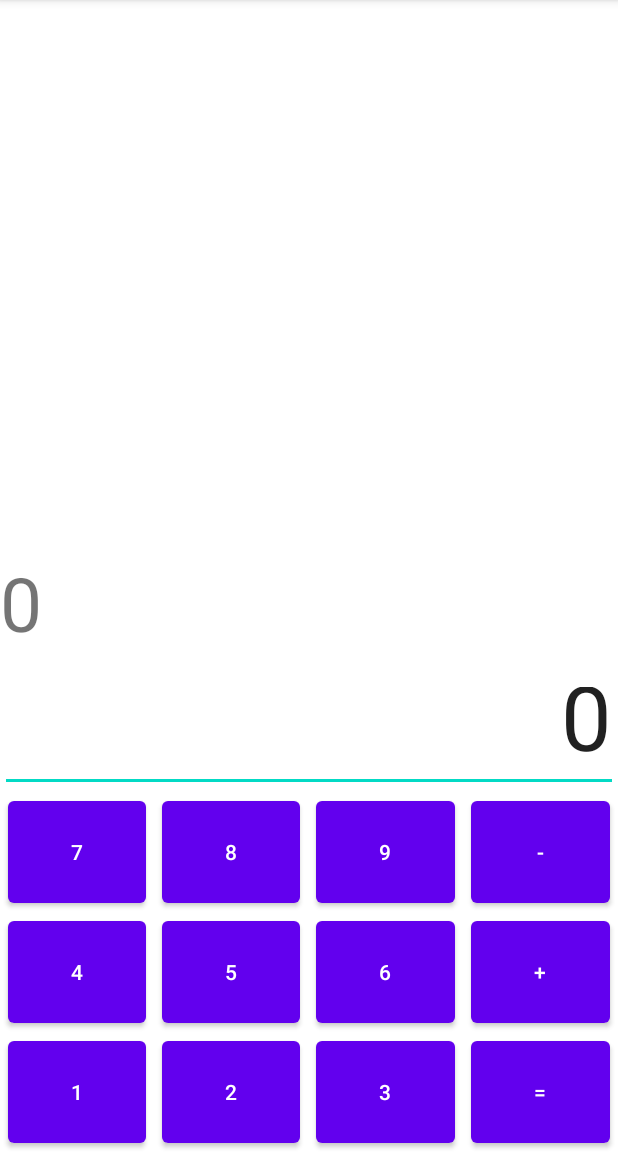
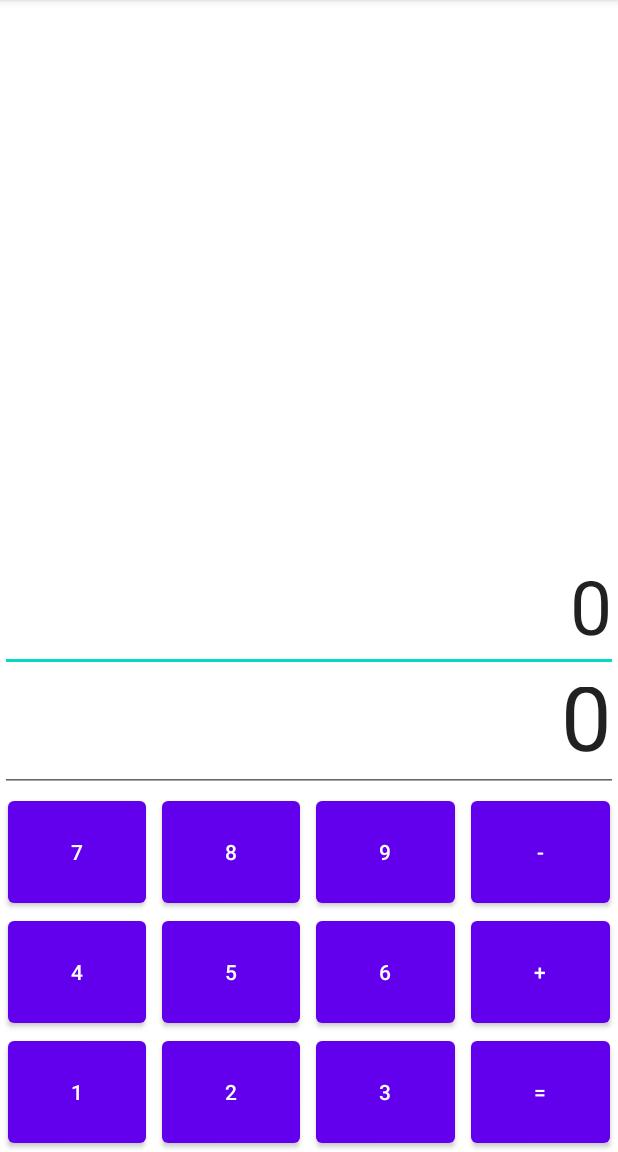
Before and after one commit to rckash/CalculatorApp, an Android app: the screen it shows after launch (MainActivity), on a phone screen of 412 x 824 dp, the part 84-1236 px from its top. Run offline under Robolectric (Android 15) with nearby library versions, the phone set to English and light mode, and no system bars.

Commit message:
The main and secondary displays are working. Next update would be focused on the calculation logic.

```diff
--- a/app/src/main/java/com/example/calculatorapp/MainActivity.kt
+++ b/app/src/main/java/com/example/calculatorapp/MainActivity.kt
@@ -2,11 +2,9 @@ package com.example.calculatorapp
 
 import androidx.appcompat.app.AppCompatActivity
 import android.os.Bundle
-import android.view.View
+import android.text.Selection.*
 import android.widget.Button
-import android.widget.TextView
-import androidx.core.content.res.TypedArrayUtils.getText
-import org.w3c.dom.Text
+import android.widget.EditText
 
 class MainActivity : AppCompatActivity() {
 
@@ -14,7 +12,11 @@ class MainActivity : AppCompatActivity() {
         super.onCreate(savedInstanceState)
         setContentView(R.layout.activity_main)
 
-        var computeDisplay: TextView = findViewById(R.id.computeDisplay)
+        val mainDisplay: EditText = findViewById(R.id.mainDisplay)
+        mainDisplay.showSoftInputOnFocus = false
+        val secondaryDisplay: EditText = findViewById(R.id.secondaryDisplay)
+        secondaryDisplay.showSoftInputOnFocus = false
+
         val button1: Button = findViewById(R.id.button1)
         val button2: Button = findViewById(R.id.button2)
         val button3: Button = findViewById(R.id.button3)
@@ -32,27 +34,32 @@ class MainActivity : AppCompatActivity() {
 
         button1.setOnClickListener {
             inputDisplay = inputDisplay + "1"
-            computeDisplay.text = inputDisplay
+            mainDisplay.setText(inputDisplay)
         }
 
         button2.setOnClickListener {
             inputDisplay = inputDisplay + "2"
-            computeDisplay.text = inputDisplay
+            mainDisplay.setText(inputDisplay)
         }
 
         buttonAdd.setOnClickListener {
-            computeDisplay.text = "+"
+            if (inputDisplay.endsWith("+")) {
+
+            }
+            else {
+                inputDisplay = inputDisplay + "+"
+                mainDisplay.setText(inputDisplay)
+            }
+
+            secondaryDisplay.setText(inputDisplay)
+            inputDisplay = ""
+            mainDisplay.setText("")
         }
 
         buttonEqual.setOnClickListener {
-            computeDisplay.text = "="
+            inputDisplay = inputDisplay + "="
+            mainDisplay.setText(inputDisplay)
         }
 
-
     }
-
-//    fun updateText (String: compute) {
-//
-//    }
-
-}
+    }
--- a/app/src/main/res/layout/activity_main.xml
+++ b/app/src/main/res/layout/activity_main.xml
@@ -11,13 +11,17 @@
     <LinearLayout
         android:layout_width="match_parent"
         android:layout_height="80dp">
-        <TextView
-            android:id="@+id/answerDisplay"
+        <EditText
+            android:id="@+id/secondaryDisplay"
             android:layout_width="wrap_content"
             android:layout_height="match_parent"
             android:layout_weight="1"
             android:text="0"
-            android:textSize="50dp" />
+            android:textSize="50dp"
+            android:autofillHints="false"
+            android:inputType="none"
+            tools:ignore="LabelFor"
+            android:textAlignment="textEnd"/>
     </LinearLayout>
 
     <LinearLayout
@@ -25,7 +29,7 @@
         android:layout_height="80dp">
 
         <EditText
-            android:id="@+id/computeDisplay"
+            android:id="@+id/mainDisplay"
             android:layout_width="wrap_content"
             android:layout_height="match_parent"
             android:layout_weight="1"
```
